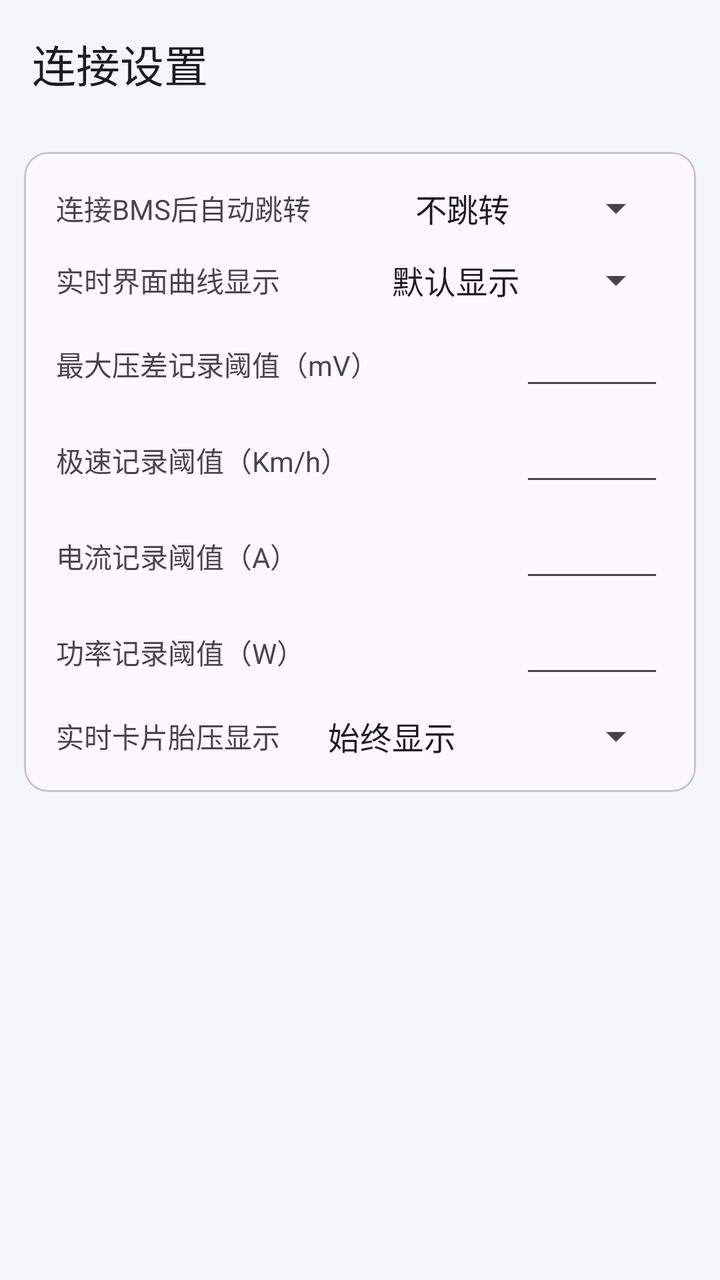
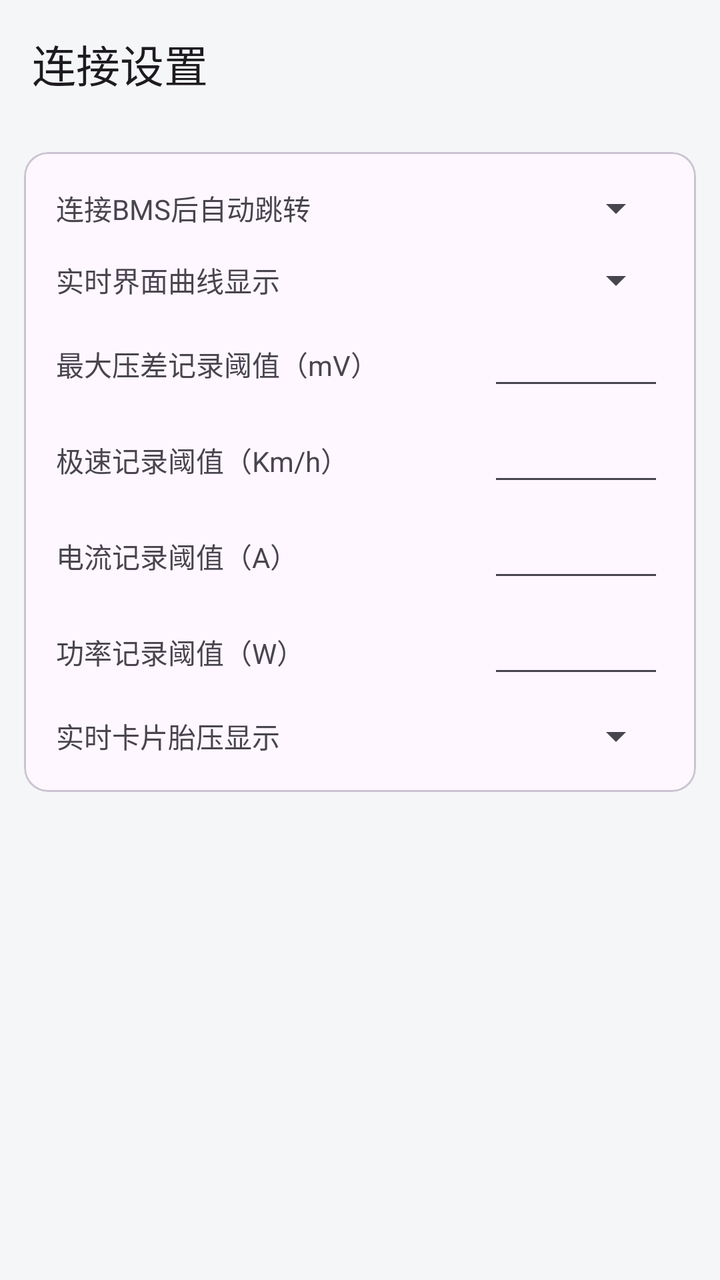

An Android layout rendered at two revisions. The XML below is the earlier revision; the diff shows what the commit changed to produce the second picture.
<!-- AndroidManifest.xml: application theme Theme.YYBMS -->
<!-- res/layout/activity_connection_settings.xml -->
<?xml version="1.0" encoding="utf-8"?>
<LinearLayout xmlns:android="http://schemas.android.com/apk/res/android"
    xmlns:app="http://schemas.android.com/apk/res-auto"
    android:layout_width="match_parent"
    android:layout_height="match_parent"
    android:orientation="vertical">

    <com.google.android.material.appbar.MaterialToolbar
        android:id="@+id/toolbar"
        android:layout_width="match_parent"
        android:layout_height="?attr/actionBarSize"
        app:title="@string/connection_settings" />

    <ScrollView
        android:layout_width="match_parent"
        android:layout_height="match_parent">

        <LinearLayout
            android:layout_width="match_parent"
            android:layout_height="wrap_content"
            android:orientation="vertical"
            android:padding="12dp">

            <com.google.android.material.card.MaterialCardView
                android:layout_width="match_parent"
                android:layout_height="wrap_content"
                app:cardCornerRadius="12dp"
                app:cardElevation="0dp"
                app:contentPadding="16dp"
                app:strokeWidth="1dp">

                <LinearLayout
                    android:layout_width="match_parent"
                    android:layout_height="wrap_content"
                    android:orientation="vertical">

                    
                    <LinearLayout
                        android:layout_width="match_parent"
                        android:layout_height="wrap_content"
                        android:gravity="center_vertical"
                        android:orientation="horizontal">

                        <TextView
                            android:layout_width="0dp"
                            android:layout_height="wrap_content"
                            android:layout_weight="1"
                            android:text="@string/setting_connect_jump_title"
                            android:textSize="14sp" />

                        <Spinner
                            android:id="@+id/spinner_connect_jump_tab"
                            android:layout_width="wrap_content"
                            android:layout_height="wrap_content"
                            android:entries="@array/connect_jump_tab_labels"
                            android:minWidth="120dp"
                            android:spinnerMode="dropdown" />
                    </LinearLayout>

                    
                    <LinearLayout
                        android:layout_width="match_parent"
                        android:layout_height="wrap_content"
                        android:layout_marginTop="12dp"
                        android:gravity="center_vertical"
                        android:orientation="horizontal">

                        <TextView
                            android:layout_width="0dp"
                            android:layout_height="wrap_content"
                            android:layout_weight="1"
                            android:text="@string/setting_curve_default_title"
                            android:textSize="14sp" />

                        <Spinner
                            android:id="@+id/spinner_realtime_curve_default"
                            android:layout_width="wrap_content"
                            android:layout_height="wrap_content"
                            android:entries="@array/curve_default_labels"
                            android:minWidth="120dp"
                            android:spinnerMode="dropdown" />
                    </LinearLayout>

                    
                    <LinearLayout
                        android:layout_width="match_parent"
                        android:layout_height="wrap_content"
                        android:layout_marginTop="12dp"
                        android:gravity="center_vertical"
                        android:orientation="horizontal">

                        <TextView
                            android:layout_width="0dp"
                            android:layout_height="wrap_content"
                            android:layout_weight="1"
                            android:text="@string/setting_diff_threshold_title"
                            android:textSize="14sp" />

                        <EditText
                            android:id="@+id/et_diff_threshold"
                            android:layout_width="72dp"
                            android:layout_height="wrap_content"
                            android:gravity="end"
                            android:imeOptions="actionDone"
                            android:importantForAutofill="no"
                            android:inputType="numberDecimal"
                            android:maxLines="1"
                            android:minWidth="72dp"
                            android:textSize="14sp" />
                    </LinearLayout>

                    
                    <LinearLayout
                        android:layout_width="match_parent"
                        android:layout_height="wrap_content"
                        android:layout_marginTop="12dp"
                        android:gravity="center_vertical"
                        android:orientation="horizontal">

                        <TextView
                            android:layout_width="0dp"
                            android:layout_height="wrap_content"
                            android:layout_weight="1"
                            android:text="@string/setting_top_speed_threshold_title"
                            android:textSize="14sp" />

                        <EditText
                            android:id="@+id/et_top_speed_threshold"
                            android:layout_width="72dp"
                            android:layout_height="wrap_content"
                            android:gravity="end"
                            android:imeOptions="actionDone"
                            android:importantForAutofill="no"
                            android:inputType="numberDecimal"
                            android:maxLines="1"
                            android:minWidth="72dp"
                            android:textSize="14sp" />
                    </LinearLayout>

                    
                    <LinearLayout
                        android:layout_width="match_parent"
                        android:layout_height="wrap_content"
                        android:layout_marginTop="12dp"
                        android:gravity="center_vertical"
                        android:orientation="horizontal">

                        <TextView
                            android:layout_width="0dp"
                            android:layout_height="wrap_content"
                            android:layout_weight="1"
                            android:text="@string/setting_current_threshold_title"
                            android:textSize="14sp" />

                        <EditText
                            android:id="@+id/et_current_threshold"
                            android:layout_width="72dp"
                            android:layout_height="wrap_content"
                            android:gravity="end"
                            android:imeOptions="actionDone"
                            android:importantForAutofill="no"
                            android:inputType="numberDecimal"
                            android:maxLines="1"
                            android:minWidth="72dp"
                            android:textSize="14sp" />
                    </LinearLayout>

                    
                    <LinearLayout
                        android:layout_width="match_parent"
                        android:layout_height="wrap_content"
                        android:layout_marginTop="12dp"
                        android:gravity="center_vertical"
                        android:orientation="horizontal">

                        <TextView
                            android:layout_width="0dp"
                            android:layout_height="wrap_content"
                            android:layout_weight="1"
                            android:text="@string/setting_power_threshold_title"
                            android:textSize="14sp" />

                        <EditText
                            android:id="@+id/et_power_threshold"
                            android:layout_width="72dp"
                            android:layout_height="wrap_content"
                            android:gravity="end"
                            android:imeOptions="actionDone"
                            android:importantForAutofill="no"
                            android:inputType="numberDecimal"
                            android:maxLines="1"
                            android:minWidth="72dp"
                            android:textSize="14sp" />
                    </LinearLayout>

                    
                    <LinearLayout
                        android:layout_width="match_parent"
                        android:layout_height="wrap_content"
                        android:layout_marginTop="12dp"
                        android:gravity="center_vertical"
                        android:orientation="horizontal">

                        <TextView
                            android:layout_width="0dp"
                            android:layout_height="wrap_content"
                            android:layout_weight="1"
                            android:text="@string/setting_realtime_tpms_display_title"
                            android:textSize="14sp" />

                        <Spinner
                            android:id="@+id/spinner_realtime_tpms_display"
                            android:layout_width="wrap_content"
                            android:layout_height="wrap_content"
                            android:entries="@array/realtime_tpms_display_labels"
                            android:minWidth="140dp"
                            android:spinnerMode="dropdown" />
                    </LinearLayout>
                </LinearLayout>
            </com.google.android.material.card.MaterialCardView>
        </LinearLayout>
    </ScrollView>
</LinearLayout>
<!-- resources referenced by this layout -->
<resources>
  <string-array name="connect_jump_tab_labels">
          <item>@string/jump_none</item>
          <item>@string/jump_realtime_page</item>
          <item>@string/jump_data_page</item>
          <item>@string/jump_overlay_page</item>
      </string-array>
  <string-array name="curve_default_labels">
          <item>@string/curve_default_show</item>
          <item>@string/curve_default_hide</item>
      </string-array>
  <string-array name="realtime_tpms_display_labels">
          <item>@string/tpms_display_always</item>
          <item>@string/tpms_display_never</item>
          <item>@string/tpms_display_abnormal</item>
      </string-array>
  <string name="connection_settings">连接设置</string>
  <string name="setting_connect_jump_title">连接BMS后自动跳转</string>
  <string name="setting_current_threshold_title">电流记录阈值（A）</string>
  <string name="setting_curve_default_title">实时界面曲线显示</string>
  <string name="setting_diff_threshold_title">最大压差记录阈值（mV）</string>
  <string name="setting_power_threshold_title">功率记录阈值（W）</string>
  <string name="setting_realtime_tpms_display_title">实时卡片胎压显示</string>
  <string name="setting_top_speed_threshold_title">极速记录阈值（Km/h）</string>
  <style name="Theme.YYBMS" parent="Theme.Material3.DayNight.NoActionBar">
          <item name="colorPrimary">@color/primary</item>
          <item name="colorPrimaryDark">@color/primary_dark</item>
          <item name="android:statusBarColor" tools:targetApi="l">?attr/colorPrimary</item>
          <item name="android:windowBackground">@color/background</item>
      </style>
  <string name="jump_none">不跳转</string>
  <string name="jump_realtime_page">实时·页面</string>
  <string name="jump_data_page">数据·页面</string>
  <string name="jump_overlay_page">导航·页面</string>
  <string name="curve_default_show">默认显示</string>
  <string name="curve_default_hide">默认不显示</string>
  <string name="tpms_display_always">始终显示</string>
  <string name="tpms_display_never">始终不显示</string>
  <string name="tpms_display_abnormal">胎压异常时显示</string>
  <color name="primary">#1565C0</color>
  <color name="primary_dark">#0D47A1</color>
  <color name="background">#F5F6F8</color>
</resources>

<!-- the commit's change to res/layout/activity_connection_settings.xml (unified diff, before → after) -->
@@ -48,12 +48,13 @@
                             android:text="@string/setting_connect_jump_title"
                             android:textSize="14sp" />
 
+                        
                         <Spinner
                             android:id="@+id/spinner_connect_jump_tab"
                             android:layout_width="wrap_content"
                             android:layout_height="wrap_content"
-                            android:entries="@array/connect_jump_tab_labels"
-                            android:minWidth="120dp"
+                            android:minWidth="112dp"
+                            android:dropDownWidth="190dp"
                             android:spinnerMode="dropdown" />
                     </LinearLayout>
 
@@ -76,8 +77,8 @@
                             android:id="@+id/spinner_realtime_curve_default"
                             android:layout_width="wrap_content"
                             android:layout_height="wrap_content"
-                            android:entries="@array/curve_default_labels"
-                            android:minWidth="120dp"
+                            android:minWidth="112dp"
+                            android:dropDownWidth="190dp"
                             android:spinnerMode="dropdown" />
                     </LinearLayout>
 
@@ -98,14 +99,14 @@
 
                         <EditText
                             android:id="@+id/et_diff_threshold"
-                            android:layout_width="72dp"
-                            android:layout_height="wrap_content"
-                            android:gravity="end"
-                            android:imeOptions="actionDone"
-                            android:importantForAutofill="no"
-                            android:inputType="numberDecimal"
-                            android:maxLines="1"
-                            android:minWidth="72dp"
+                            android:layout_width="88dp"
+                            android:layout_height="wrap_content"
+                            android:gravity="center"
+                            android:imeOptions="actionDone"
+                            android:importantForAutofill="no"
+                            android:inputType="numberDecimal"
+                            android:maxLines="1"
+                            android:minWidth="88dp"
                             android:textSize="14sp" />
                     </LinearLayout>
 
@@ -126,14 +127,14 @@
 
                         <EditText
                             android:id="@+id/et_top_speed_threshold"
-                            android:layout_width="72dp"
-                            android:layout_height="wrap_content"
-                            android:gravity="end"
-                            android:imeOptions="actionDone"
-                            android:importantForAutofill="no"
-                            android:inputType="numberDecimal"
-                            android:maxLines="1"
-                            android:minWidth="72dp"
+                            android:layout_width="88dp"
+                            android:layout_height="wrap_content"
+                            android:gravity="center"
+                            android:imeOptions="actionDone"
+                            android:importantForAutofill="no"
+                            android:inputType="numberDecimal"
+                            android:maxLines="1"
+                            android:minWidth="88dp"
                             android:textSize="14sp" />
                     </LinearLayout>
 
@@ -154,14 +155,14 @@
 
                         <EditText
                             android:id="@+id/et_current_threshold"
-                            android:layout_width="72dp"
-                            android:layout_height="wrap_content"
-                            android:gravity="end"
-                            android:imeOptions="actionDone"
-                            android:importantForAutofill="no"
-                            android:inputType="numberDecimal"
-                            android:maxLines="1"
-                            android:minWidth="72dp"
+                            android:layout_width="88dp"
+                            android:layout_height="wrap_content"
+                            android:gravity="center"
+                            android:imeOptions="actionDone"
+                            android:importantForAutofill="no"
+                            android:inputType="numberDecimal"
+                            android:maxLines="1"
+                            android:minWidth="88dp"
                             android:textSize="14sp" />
                     </LinearLayout>
 
@@ -182,14 +183,14 @@
 
                         <EditText
                             android:id="@+id/et_power_threshold"
-                            android:layout_width="72dp"
-                            android:layout_height="wrap_content"
-                            android:gravity="end"
-                            android:imeOptions="actionDone"
-                            android:importantForAutofill="no"
-                            android:inputType="numberDecimal"
-                            android:maxLines="1"
-                            android:minWidth="72dp"
+                            android:layout_width="88dp"
+                            android:layout_height="wrap_content"
+                            android:gravity="center"
+                            android:imeOptions="actionDone"
+                            android:importantForAutofill="no"
+                            android:inputType="numberDecimal"
+                            android:maxLines="1"
+                            android:minWidth="88dp"
                             android:textSize="14sp" />
                     </LinearLayout>
 
@@ -212,8 +213,8 @@
                             android:id="@+id/spinner_realtime_tpms_display"
                             android:layout_width="wrap_content"
                             android:layout_height="wrap_content"
-                            android:entries="@array/realtime_tpms_display_labels"
-                            android:minWidth="140dp"
+                            android:minWidth="128dp"
+                            android:dropDownWidth="190dp"
                             android:spinnerMode="dropdown" />
                     </LinearLayout>
                 </LinearLayout>
<!-- resource entries referenced after the edit -->
@@ -1,20 +1,5 @@
 <!-- resources referenced by this layout -->
 <resources>
-  <string-array name="connect_jump_tab_labels">
-          <item>@string/jump_none</item>
-          <item>@string/jump_realtime_page</item>
-          <item>@string/jump_data_page</item>
-          <item>@string/jump_overlay_page</item>
-      </string-array>
-  <string-array name="curve_default_labels">
-          <item>@string/curve_default_show</item>
-          <item>@string/curve_default_hide</item>
-      </string-array>
-  <string-array name="realtime_tpms_display_labels">
-          <item>@string/tpms_display_always</item>
-          <item>@string/tpms_display_never</item>
-          <item>@string/tpms_display_abnormal</item>
-      </string-array>
   <string name="connection_settings">连接设置</string>
   <string name="setting_connect_jump_title">连接BMS后自动跳转</string>
   <string name="setting_current_threshold_title">电流记录阈值（A）</string>
@@ -29,15 +14,6 @@
           <item name="android:statusBarColor" tools:targetApi="l">?attr/colorPrimary</item>
           <item name="android:windowBackground">@color/background</item>
       </style>
-  <string name="jump_none">不跳转</string>
-  <string name="jump_realtime_page">实时·页面</string>
-  <string name="jump_data_page">数据·页面</string>
-  <string name="jump_overlay_page">导航·页面</string>
-  <string name="curve_default_show">默认显示</string>
-  <string name="curve_default_hide">默认不显示</string>
-  <string name="tpms_display_always">始终显示</string>
-  <string name="tpms_display_never">始终不显示</string>
-  <string name="tpms_display_abnormal">胎压异常时显示</string>
   <color name="primary">#1565C0</color>
   <color name="primary_dark">#0D47A1</color>
   <color name="background">#F5F6F8</color>
